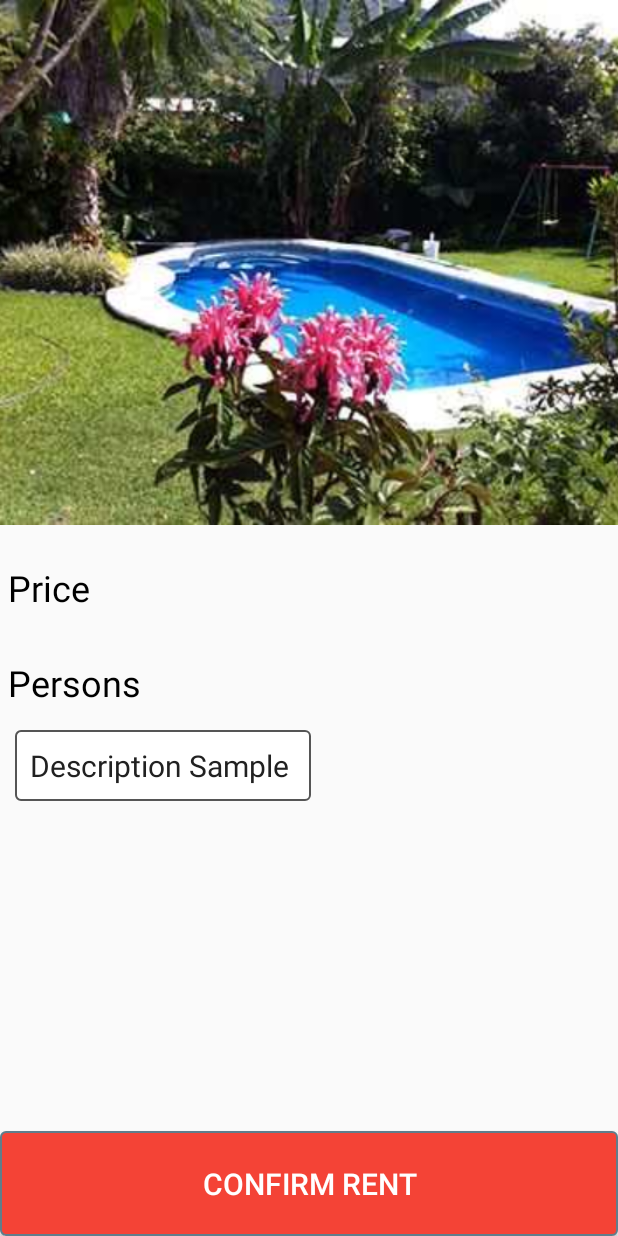
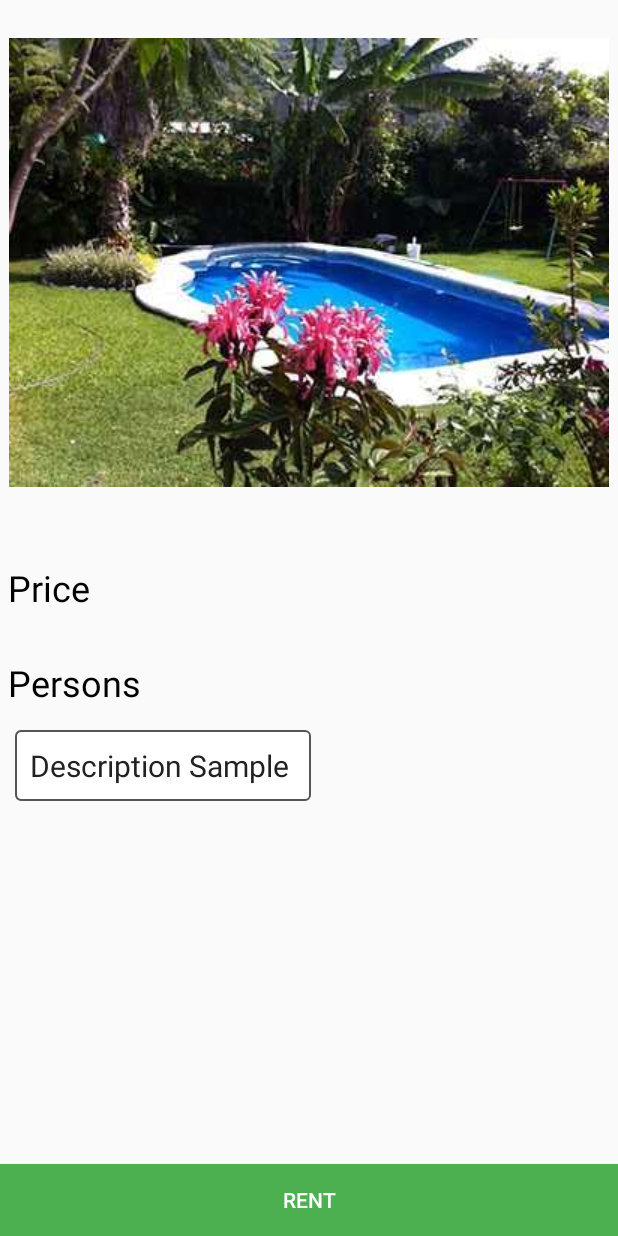
Before and after one commit to Party-Rock/android, an Android app: the layout fragment_confirmation.xml on its own in the app's theme, with its tools: preview values and no code run, on a phone screen of 412 x 824 dp. Run offline under Robolectric (Android 15) with nearby library versions, the light colour scheme and no system bars.

Commit message:
Change AppCompatButton to Button. Reindent code.

```diff
--- a/app/src/main/res/layout/fragment_confirmation.xml
+++ b/app/src/main/res/layout/fragment_confirmation.xml
@@ -1,74 +1,73 @@
 <?xml version="1.0" encoding="utf-8"?>
 <FrameLayout xmlns:android="http://schemas.android.com/apk/res/android"
-    android:orientation="vertical" android:layout_width="match_parent"
-    android:layout_height="match_parent">
+    android:layout_width="match_parent"
+    android:layout_height="match_parent"
+    android:orientation="vertical">
+
     <ScrollView
         android:layout_width="match_parent"
         android:layout_height="match_parent">
-    <LinearLayout xmlns:android="http://schemas.android.com/apk/res/android"
-        android:orientation="vertical" android:layout_width="match_parent"
-        android:layout_height="match_parent">
+
+        <LinearLayout
+            android:layout_width="match_parent"
+            android:layout_height="wrap_content"
+            android:orientation="vertical">
 
 
             <ImageView
                 android:id="@+id/house_image"
                 android:layout_width="match_parent"
                 android:layout_height="350dp"
-            android:contentDescription="House Image"
-            android:scaleType="centerCrop"
-            android:src="@drawable/house_for_show"/>
+                android:contentDescription="@string/venue_image"
+                android:scaleType="centerInside"
+                android:src="@drawable/house_for_show" />
 
 
             <TextView
                 android:id="@+id/text_view_price"
                 android:layout_width="match_parent"
                 android:layout_height="wrap_content"
+                android:layout_marginTop="20dp"
                 android:ems="10"
-            android:layout_marginTop="20dp"
+                android:padding="5dp"
                 android:text="@string/txt_view_string_price"
                 android:textColor="#000"
-            android:textSize="24sp"
-            android:padding="5dp" />
-
+                android:textSize="24sp" />
 
 
             <TextView
                 android:id="@+id/text_view_room"
                 android:layout_width="match_parent"
                 android:layout_height="wrap_content"
+                android:layout_marginTop="20dp"
                 android:ems="10"
-            android:layout_marginTop="20dp"
+                android:padding="5dp"
                 android:text="@string/txt_view_string_room"
                 android:textColor="#000"
-            android:textSize="24sp"
-            android:padding="5dp" />
+                android:textSize="24sp" />
 
             <TextView
+                android:id="@+id/house_description"
                 android:layout_width="wrap_content"
                 android:layout_height="wrap_content"
+                android:layout_margin="10dp"
                 android:background="@drawable/text_border"
-            android:id="@+id/house_description"
+                android:padding="10dp"
                 android:text="Description Sample "
-            android:padding="10dp"
-            android:textSize="20sp"
-            android:layout_margin="10dp"/>
-
+                android:textSize="20sp" />
 
 
         </LinearLayout>
     </ScrollView>
 
-    <android.support.v7.widget.AppCompatButton
+    <Button
         android:id="@+id/btn_rent"
         android:layout_width="match_parent"
-        android:layout_height="@dimen/lower_button_height"
+        android:layout_height="wrap_content"
         android:layout_gravity="bottom|center"
-        android:background="@drawable/generic_button"
-        android:clickable="true"
-        android:gravity="center"
-        android:text="@string/rent_confirmation_text"
-        android:textColor="@color/toolbar_second_color"
-        android:textSize="20sp" />
+        android:background="@color/green"
+        android:text="@string/rent"
+        android:textColor="@color/white"/>
 
 
 </FrameLayout>
--- a/app/src/main/res/values/strings.xml
+++ b/app/src/main/res/values/strings.xml
@@ -13,4 +13,5 @@
     <string name="previous_item">previous_item</string>
     <string name="next_item">next item</string>
     <string name="rent">Rent</string>
+    <string name="venue_image">Venue image</string>
 </resources>
```
Also changed, not shown: app/src/main/res/layout/activity_home.xml (line endings or trailing spaces). Lines whose indentation alone changed are shown as unchanged.
